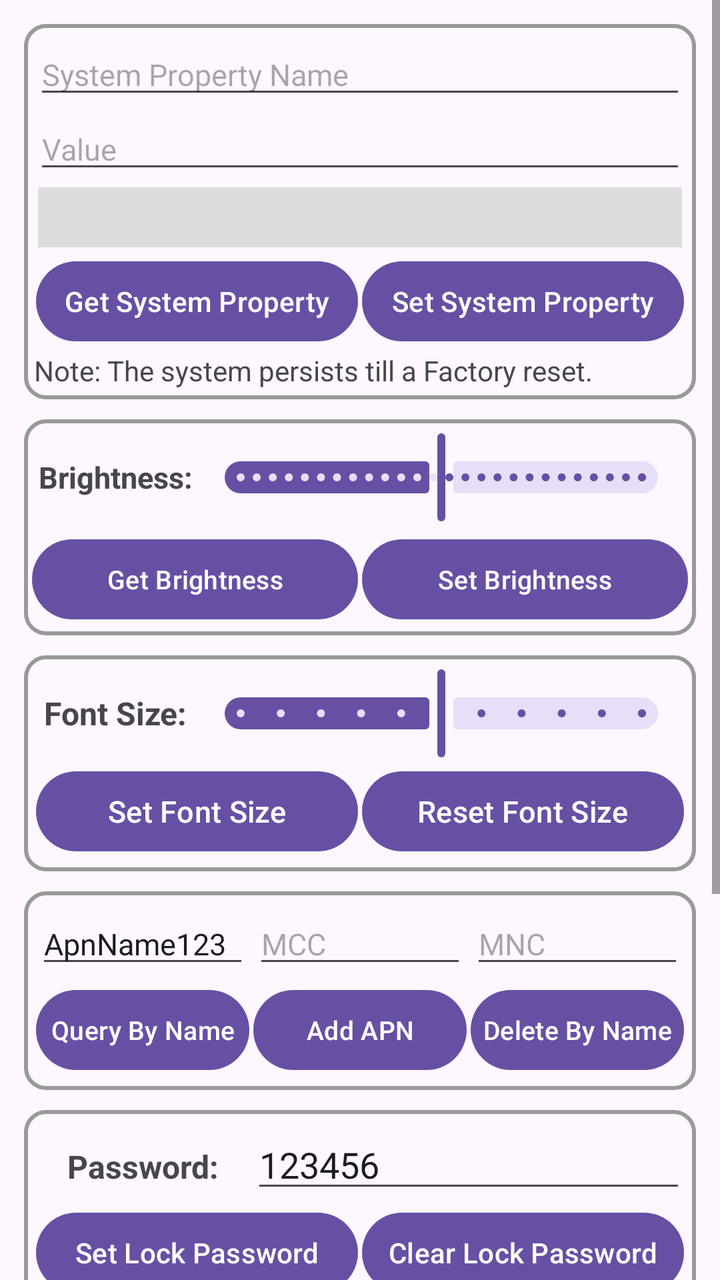
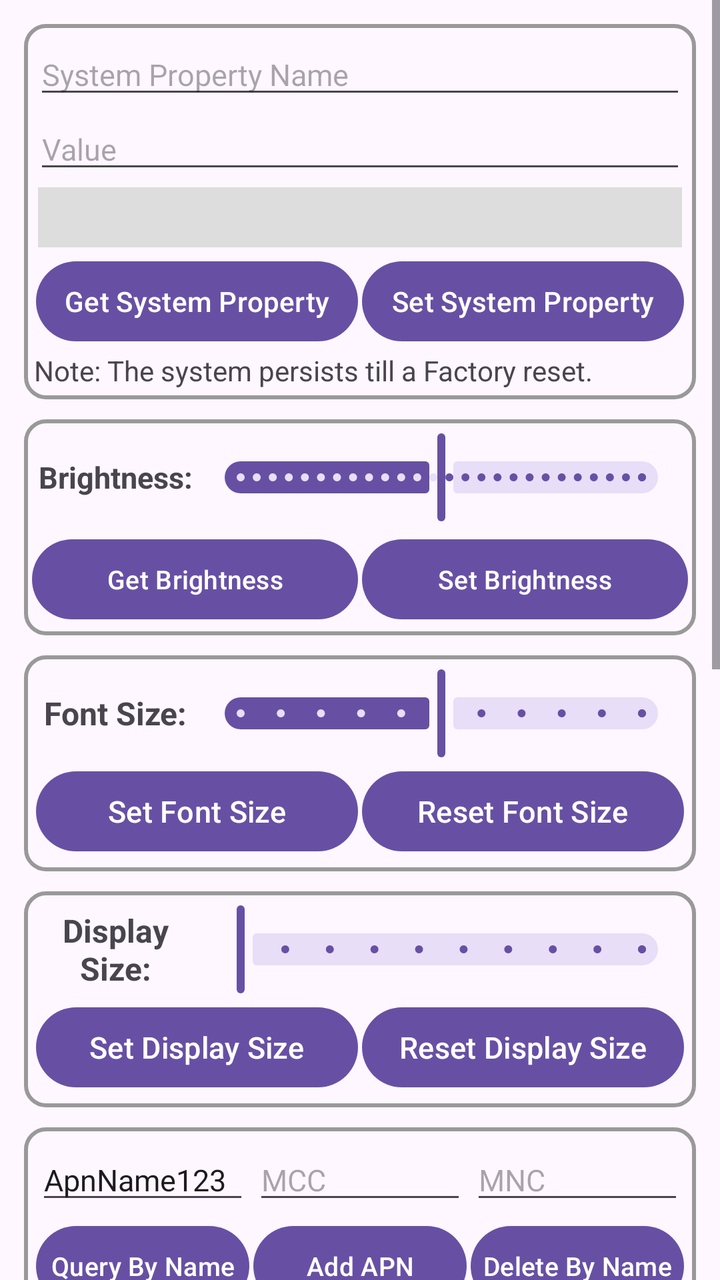

The first picture is an Android layout as it rendered before a commit; the second is the same layout after the commit. The layout source and the unified diff follow.
<!-- AndroidManifest.xml: application theme Theme.POSGeneralSDKDemo -->
<!-- res/layout/activity_settings.xml -->
<?xml version="1.0" encoding="utf-8"?>
<LinearLayout xmlns:android="http://schemas.android.com/apk/res/android"
    xmlns:app="http://schemas.android.com/apk/res-auto"
    xmlns:tools="http://schemas.android.com/tools"
    android:id="@+id/main"
    android:layout_width="match_parent"
    android:layout_height="match_parent"
    android:orientation="vertical">


    <ScrollView
        android:layout_width="match_parent"
        android:layout_height="match_parent">

        <LinearLayout
            android:layout_width="match_parent"
            android:layout_height="wrap_content"
            android:orientation="vertical"
            android:padding="7dp">

            <LinearLayout
                android:layout_width="match_parent"
                android:layout_height="wrap_content"
                android:layout_margin="5dp"
                android:padding="5dp"
                android:background="@drawable/border"
                android:orientation="vertical">


                <EditText
                    android:id="@+id/etSystemPropertyKey"
                    android:layout_width="match_parent"
                    android:layout_height="wrap_content"
                    android:layout_weight="3"
                    android:textSize="15sp"
                    android:hint="System Property Name"
                    android:inputType="textNoSuggestions"/>


                <EditText
                    android:id="@+id/etSystemPropertyValue"
                    android:layout_width="match_parent"
                    android:layout_height="wrap_content"
                    android:layout_weight="1"
                    android:textSize="15sp"
                    android:hint="Value"
                    android:inputType="textNoSuggestions"/>

                <Spinner
                    android:id="@+id/spSystemProperty"
                    android:layout_width="match_parent"
                    android:layout_height="30dp"
                    android:background="#DDDDDD"
                    android:layout_weight="1"
                    android:layout_margin="2dp"
                    />


                <LinearLayout
                    android:layout_width="match_parent"
                    android:layout_height="wrap_content"
                    android:orientation="horizontal">

                    <Button
                        android:id="@+id/btnGetSystemProperty"
                        android:layout_width="0dp"
                        android:layout_height="wrap_content"
                        android:layout_weight="1"
                        android:text="Get System Property"
                        android:layout_margin="1dp"
                        android:padding="0dp"/>

                    <Button
                        android:id="@+id/btnSetSystemProperty"
                        android:layout_width="0dp"
                        android:layout_height="wrap_content"
                        android:layout_weight="1"
                        android:text="Set System Property"
                        android:layout_margin="1dp"
                        android:padding="0dp"/>

                </LinearLayout>

                <TextView
                    android:layout_width="match_parent"
                    android:layout_height="wrap_content"
                    android:text="Note: The system persists till a Factory reset."/>

            </LinearLayout>

            <LinearLayout
                android:layout_width="match_parent"
                android:layout_height="wrap_content"
                android:orientation="vertical"
                android:background="@drawable/border"
                android:layout_margin="5dp"
                >

                <LinearLayout
                    android:layout_width="match_parent"
                    android:layout_height="wrap_content"
                    android:layout_margin="2dp"
                    android:orientation="horizontal">

                    <TextView
                        android:layout_width="0dp"
                        android:layout_height="match_parent"
                        android:layout_weight="1"
                        android:text="Brightness:"
                        android:textSize="15sp"
                        android:textStyle="bold"
                        android:gravity="center"/>

                    <com.google.android.material.slider.Slider
                        android:id="@+id/sliderBrightness"
                        android:layout_width="0dp"
                        android:layout_height="wrap_content"
                        android:layout_weight="3"
                        android:valueFrom="1"
                        android:valueTo="255"
                        android:value="128"
                        android:stepSize="1"/>

                </LinearLayout>

                <LinearLayout
                    android:layout_width="match_parent"
                    android:layout_height="wrap_content"
                    android:orientation="horizontal">

                    <Button
                        android:id="@+id/btnGetBrightness"
                        android:layout_width="0dp"
                        android:layout_height="wrap_content"
                        android:layout_weight="1"
                        android:text="Get Brightness"
                        android:textSize="13sp"
                        android:layout_margin="1dp"
                        android:padding="0dp"/>

                    <Button
                        android:id="@+id/btnSetBrightness"
                        android:layout_width="0dp"
                        android:layout_height="wrap_content"
                        android:layout_weight="1"
                        android:text="Set Brightness"
                        android:textSize="13sp"
                        android:layout_margin="1dp"
                        android:padding="0dp"/>


                </LinearLayout>

            </LinearLayout>

            <LinearLayout
                android:layout_width="match_parent"
                android:layout_height="wrap_content"
                android:layout_margin="5dp"
                android:padding="5dp"
                android:background="@drawable/border"
                android:orientation="vertical">

                <LinearLayout
                    android:layout_width="match_parent"
                    android:layout_height="wrap_content"
                    android:orientation="horizontal">

                    <TextView
                        android:layout_width="0dp"
                        android:layout_height="match_parent"
                        android:layout_weight="1"
                        android:text="Font Size:"
                        android:textSize="16sp"
                        android:textStyle="bold"
                        android:gravity="center" />

                    <com.google.android.material.slider.Slider
                        android:id="@+id/sliderFontSize"
                        android:layout_width="0dp"
                        android:layout_height="wrap_content"
                        android:layout_weight="3"
                        android:valueFrom="0.5"
                        android:valueTo="1.5"
                        android:value="1"
                        android:stepSize="0.1"/>


                </LinearLayout>


                <LinearLayout
                    android:layout_width="match_parent"
                    android:layout_height="wrap_content"
                    android:orientation="horizontal">

                    <Button
                        android:id="@+id/btnSetFontSize"
                        android:layout_width="0dp"
                        android:layout_height="wrap_content"
                        android:layout_weight="1"
                        android:text="Set Font Size"
                        android:textSize="15sp"
                        android:layout_margin="1dp"
                        android:padding="0dp"/>

                    <Button
                        android:id="@+id/btnResetFontSize"
                        android:layout_width="0dp"
                        android:layout_height="wrap_content"
                        android:layout_weight="1"
                        android:text="Reset Font Size"
                        android:layout_margin="1dp"
                        android:textSize="15sp"
                        android:padding="0dp"/>

                </LinearLayout>

            </LinearLayout>

            <LinearLayout
                android:layout_width="match_parent"
                android:layout_height="wrap_content"
                android:layout_margin="5dp"
                android:padding="5dp"
                android:background="@drawable/border"
                android:orientation="vertical">

                <LinearLayout
                    android:layout_width="match_parent"
                    android:layout_height="wrap_content"
                    android:orientation="horizontal">

                    <EditText
                        android:id="@+id/etApnName"
                        android:layout_width="0dp"
                        android:layout_height="wrap_content"
                        android:layout_weight="2"
                        android:layout_margin="1dp"
                        android:textSize="15sp"
                        android:text="ApnName123"
                        android:hint="APN"/>

                    <EditText
                        android:id="@+id/etMobileCountryCode"
                        android:layout_width="0dp"
                        android:layout_height="wrap_content"
                        android:layout_weight="2"
                        android:layout_margin="1dp"
                        android:textSize="15sp"
                        android:hint="MCC"/>

                    <EditText
                        android:id="@+id/etMobileNetworkCode"
                        android:layout_width="0dp"
                        android:layout_height="wrap_content"
                        android:layout_weight="2"
                        android:layout_margin="1dp"
                        android:textSize="15sp"
                        android:hint="MNC"/>


                </LinearLayout>


                <LinearLayout
                    android:layout_width="match_parent"
                    android:layout_height="wrap_content"
                    android:orientation="horizontal">

                    <Button
                        android:id="@+id/btnQueryApnByName"
                        android:layout_width="0dp"
                        android:layout_height="wrap_content"
                        android:layout_weight="1"
                        android:text="Query By Name"
                        android:textSize="13sp"
                        android:layout_margin="1dp"
                        android:padding="0dp"/>

                    <Button
                        android:id="@+id/btnAddApn"
                        android:layout_width="0dp"
                        android:layout_height="wrap_content"
                        android:layout_weight="1"
                        android:text="Add APN"
                        android:layout_margin="1dp"
                        android:textSize="13sp"
                        android:padding="0dp"/>

                    <Button
                        android:id="@+id/btnDeleteApnByName"
                        android:layout_width="0dp"
                        android:layout_height="wrap_content"
                        android:layout_weight="1"
                        android:text="Delete By Name"
                        android:layout_margin="1dp"
                        android:textSize="13sp"
                        android:padding="0dp"/>

                </LinearLayout>

            </LinearLayout>



            <LinearLayout
                android:layout_width="match_parent"
                android:layout_height="wrap_content"
                android:layout_margin="5dp"
                android:padding="5dp"
                android:background="@drawable/border"
                android:orientation="vertical">

                <LinearLayout
                    android:layout_width="match_parent"
                    android:layout_height="wrap_content"
                    android:orientation="horizontal">

                    <TextView
                        android:layout_width="0dp"
                        android:layout_height="wrap_content"
                        android:layout_weight="1"
                        android:text="Password:"
                        android:textSize="16sp"
                        android:textStyle="bold"
                        android:gravity="center" />

                    <EditText
                        android:id="@+id/etPassword"
                        android:layout_width="0dp"
                        android:layout_height="wrap_content"
                        android:layout_weight="2"
                        android:text="123456" />


                </LinearLayout>


                <LinearLayout
                    android:layout_width="match_parent"
                    android:layout_height="wrap_content"
                    android:orientation="horizontal">

                    <Button
                        android:id="@+id/btnSetLockPassword"
                        android:layout_width="0dp"
                        android:layout_height="wrap_content"
                        android:layout_weight="1"
                        android:text="Set Lock Password"
                        android:layout_margin="1dp"
                        android:padding="0dp"/>

                    <Button
                        android:id="@+id/btnClearLockPassword"
                        android:layout_width="0dp"
                        android:layout_height="wrap_content"
                        android:layout_weight="1"
                        android:text="Clear Lock Password"
                        android:layout_margin="1dp"
                        android:padding="0dp"/>

                </LinearLayout>

                <LinearLayout
                    android:layout_width="match_parent"
                    android:layout_height="wrap_content"
                    android:orientation="horizontal">

                    <Button
                        android:id="@+id/btnSetSettingsPassword"
                        android:layout_width="0dp"
                        android:layout_height="wrap_content"
                        android:layout_weight="1"
                        android:text="Set Settings Password"
                        android:layout_margin="1dp"
                        android:padding="0dp"/>

                    <Button
                        android:id="@+id/btnClearSettingsPassword"
                        android:layout_width="0dp"
                        android:layout_height="wrap_content"
                        android:layout_weight="1"
                        android:text="Clear Settings Password"
                        android:layout_margin="1dp"
                        android:padding="0dp"/>

                </LinearLayout>
                
            </LinearLayout>

            <LinearLayout
                android:layout_width="match_parent"
                android:layout_height="wrap_content"
                android:orientation="horizontal">

                <Button
                    android:id="@+id/btnGetTimeSettings"
                    android:layout_width="0dp"
                    android:layout_height="wrap_content"
                    android:layout_weight="1"
                    android:text="Get Time Settings"
                    android:textSize="13sp"
                    android:layout_margin="1dp"
                    android:padding="0dp"/>

                <Button
                    android:id="@+id/btnSetTimeSettings"
                    android:layout_width="0dp"
                    android:layout_height="wrap_content"
                    android:layout_weight="1"
                    android:text="Set Time Settings"
                    android:textSize="13sp"
                    android:layout_margin="1dp"
                    android:padding="0dp"/>

            </LinearLayout>

            <LinearLayout
                android:layout_width="match_parent"
                android:layout_height="wrap_content"
                android:orientation="horizontal">

                <Button
                    android:id="@+id/btnSetCustomWallpaper"
                    android:layout_width="0dp"
                    android:layout_height="wrap_content"
                    android:layout_weight="1"
                    android:text="Set Custom Wallpaper"
                    android:textSize="13sp"
                    android:layout_margin="1dp"
                    android:padding="0dp"/>

                <Button
                    android:id="@+id/btnSetDefaultWallpaper"
                    android:layout_width="0dp"
                    android:layout_height="wrap_content"
                    android:layout_weight="1"
                    android:text="Set Default Wallpaper"
                    android:textSize="13sp"
                    android:layout_margin="1dp"
                    android:padding="0dp"/>

            </LinearLayout>

            <Button
                android:id="@+id/btnTtsTest"
                android:layout_width="match_parent"
                android:layout_height="wrap_content"
                android:textSize="15sp"
                android:text="TTS Test(Need Download)"/>

            <LinearLayout
                android:layout_width="match_parent"
                android:layout_height="wrap_content"
                android:orientation="horizontal">

                <Button
                    android:id="@+id/btnWebViewTestUrovo"
                    android:layout_width="0dp"
                    android:layout_height="wrap_content"
                    android:layout_weight="1"
                    android:text="WebView Test Urovo"
                    android:textSize="12sp"
                    android:layout_margin="1dp"
                    android:padding="0dp"/>

                <Button
                    android:id="@+id/btnWebViewTestLocal"
                    android:layout_width="0dp"
                    android:layout_height="wrap_content"
                    android:layout_weight="1"
                    android:text="WebView Test Local"
                    android:textSize="12sp"
                    android:layout_margin="1dp"
                    android:padding="0dp"/>


            </LinearLayout>


        </LinearLayout>
        
    </ScrollView>

</LinearLayout>
<!-- resources referenced by this layout -->
<resources>
  <!-- drawable border (drawable) -->
  <?xml version="1.0" encoding="utf-8"?>
  <shape xmlns:android="http://schemas.android.com/apk/res/android">
  
      <stroke android:width="2dp" android:color="#999999"/>
      <padding android:bottom="3dp" android:left="3dp" android:right="3dp" android:top="3dp"/>
      <corners android:radius="10dp"/>
  
  </shape>
  <style name="Theme.POSGeneralSDKDemo" parent="Base.Theme.POSGeneralSDKDemo" />
  <style name="Base.Theme.POSGeneralSDKDemo" parent="Theme.Material3.DayNight.NoActionBar">
          
          
      </style>
</resources>

<!-- the commit's change to res/layout/activity_settings.xml (unified diff, before → after) -->
@@ -231,78 +231,57 @@
                     android:layout_height="wrap_content"
                     android:orientation="horizontal">
 
-                    <EditText
-                        android:id="@+id/etApnName"
-                        android:layout_width="0dp"
-                        android:layout_height="wrap_content"
-                        android:layout_weight="2"
-                        android:layout_margin="1dp"
-                        android:textSize="15sp"
-                        android:text="ApnName123"
-                        android:hint="APN"/>
-
-                    <EditText
-                        android:id="@+id/etMobileCountryCode"
-                        android:layout_width="0dp"
-                        android:layout_height="wrap_content"
-                        android:layout_weight="2"
-                        android:layout_margin="1dp"
-                        android:textSize="15sp"
-                        android:hint="MCC"/>
-
-                    <EditText
-                        android:id="@+id/etMobileNetworkCode"
-                        android:layout_width="0dp"
-                        android:layout_height="wrap_content"
-                        android:layout_weight="2"
-                        android:layout_margin="1dp"
-                        android:textSize="15sp"
-                        android:hint="MNC"/>
-
-
-                </LinearLayout>
-
-
-                <LinearLayout
-                    android:layout_width="match_parent"
-                    android:layout_height="wrap_content"
-                    android:orientation="horizontal">
-
-                    <Button
-                        android:id="@+id/btnQueryApnByName"
-                        android:layout_width="0dp"
-                        android:layout_height="wrap_content"
-                        android:layout_weight="1"
-                        android:text="Query By Name"
-                        android:textSize="13sp"
-                        android:layout_margin="1dp"
-                        android:padding="0dp"/>
-
-                    <Button
-                        android:id="@+id/btnAddApn"
-                        android:layout_width="0dp"
-                        android:layout_height="wrap_content"
-                        android:layout_weight="1"
-                        android:text="Add APN"
-                        android:layout_margin="1dp"
-                        android:textSize="13sp"
-                        android:padding="0dp"/>
-
-                    <Button
-                        android:id="@+id/btnDeleteApnByName"
-                        android:layout_width="0dp"
-                        android:layout_height="wrap_content"
-                        android:layout_weight="1"
-                        android:text="Delete By Name"
-                        android:layout_margin="1dp"
-                        android:textSize="13sp"
-                        android:padding="0dp"/>
-
-                </LinearLayout>
-
-            </LinearLayout>
-
-
+                    <TextView
+                        android:layout_width="0dp"
+                        android:layout_height="match_parent"
+                        android:layout_weight="1"
+                        android:text="Display Size:"
+                        android:textSize="16sp"
+                        android:textStyle="bold"
+                        android:gravity="center" />
+
+                    <com.google.android.material.slider.Slider
+                        android:id="@+id/sliderDisplaySize"
+                        android:layout_width="0dp"
+                        android:layout_height="wrap_content"
+                        android:layout_weight="3"
+                        android:valueFrom="1"
+                        android:valueTo="10"
+                        android:value="1"
+                        android:stepSize="1"/>
+
+
+                </LinearLayout>
+
+
+                <LinearLayout
+                    android:layout_width="match_parent"
+                    android:layout_height="wrap_content"
+                    android:orientation="horizontal">
+
+                    <Button
+                        android:id="@+id/btnSetDisplaySize"
+                        android:layout_width="0dp"
+                        android:layout_height="wrap_content"
+                        android:layout_weight="1"
+                        android:text="Set Display Size"
+                        android:textSize="15sp"
+                        android:layout_margin="1dp"
+                        android:padding="0dp"/>
+
+                    <Button
+                        android:id="@+id/btnResetDisplaySize"
+                        android:layout_width="0dp"
+                        android:layout_height="wrap_content"
+                        android:layout_weight="1"
+                        android:text="Reset Display Size"
+                        android:layout_margin="1dp"
+                        android:textSize="15sp"
+                        android:padding="0dp"/>
+
+                </LinearLayout>
+
+            </LinearLayout>
 
             <LinearLayout
                 android:layout_width="match_parent"
@@ -317,6 +296,92 @@
                     android:layout_height="wrap_content"
                     android:orientation="horizontal">
 
+                    <EditText
+                        android:id="@+id/etApnName"
+                        android:layout_width="0dp"
+                        android:layout_height="wrap_content"
+                        android:layout_weight="2"
+                        android:layout_margin="1dp"
+                        android:textSize="15sp"
+                        android:text="ApnName123"
+                        android:hint="APN"/>
+
+                    <EditText
+                        android:id="@+id/etMobileCountryCode"
+                        android:layout_width="0dp"
+                        android:layout_height="wrap_content"
+                        android:layout_weight="2"
+                        android:layout_margin="1dp"
+                        android:textSize="15sp"
+                        android:hint="MCC"/>
+
+                    <EditText
+                        android:id="@+id/etMobileNetworkCode"
+                        android:layout_width="0dp"
+                        android:layout_height="wrap_content"
+                        android:layout_weight="2"
+                        android:layout_margin="1dp"
+                        android:textSize="15sp"
+                        android:hint="MNC"/>
+
+
+                </LinearLayout>
+
+
+                <LinearLayout
+                    android:layout_width="match_parent"
+                    android:layout_height="wrap_content"
+                    android:orientation="horizontal">
+
+                    <Button
+                        android:id="@+id/btnQueryApnByName"
+                        android:layout_width="0dp"
+                        android:layout_height="wrap_content"
+                        android:layout_weight="1"
+                        android:text="Query By Name"
+                        android:textSize="13sp"
+                        android:layout_margin="1dp"
+                        android:padding="0dp"/>
+
+                    <Button
+                        android:id="@+id/btnAddApn"
+                        android:layout_width="0dp"
+                        android:layout_height="wrap_content"
+                        android:layout_weight="1"
+                        android:text="Add APN"
+                        android:layout_margin="1dp"
+                        android:textSize="13sp"
+                        android:padding="0dp"/>
+
+                    <Button
+                        android:id="@+id/btnDeleteApnByName"
+                        android:layout_width="0dp"
+                        android:layout_height="wrap_content"
+                        android:layout_weight="1"
+                        android:text="Delete By Name"
+                        android:layout_margin="1dp"
+                        android:textSize="13sp"
+                        android:padding="0dp"/>
+
+                </LinearLayout>
+
+            </LinearLayout>
+
+
+
+            <LinearLayout
+                android:layout_width="match_parent"
+                android:layout_height="wrap_content"
+                android:layout_margin="5dp"
+                android:padding="5dp"
+                android:background="@drawable/border"
+                android:orientation="vertical">
+
+                <LinearLayout
+                    android:layout_width="match_parent"
+                    android:layout_height="wrap_content"
+                    android:orientation="horizontal">
+
                     <TextView
                         android:layout_width="0dp"
                         android:layout_height="wrap_content"
@@ -395,6 +460,60 @@
                 android:orientation="horizontal">
 
                 <Button
+                    android:id="@+id/btnTurnOnHce"
+                    android:layout_width="0dp"
+                    android:layout_height="wrap_content"
+                    android:layout_weight="1"
+                    android:text="Turn on HCE"
+                    android:textSize="13sp"
+                    android:layout_margin="1dp"
+                    android:padding="0dp"/>
+
+                <Button
+                    android:id="@+id/btnTurnOffHce"
+                    android:layout_width="0dp"
+                    android:layout_height="wrap_content"
+                    android:layout_weight="1"
+                    android:text="Turn off HCE"
+                    android:textSize="13sp"
+                    android:layout_margin="1dp"
+                    android:padding="0dp"/>
+
+            </LinearLayout>
+
+            <LinearLayout
+                android:layout_width="match_parent"
+                android:layout_height="wrap_content"
+                android:orientation="horizontal">
+
+                <Button
+                    android:id="@+id/btnTurnOnHostMode"
+                    android:layout_width="0dp"
+                    android:layout_height="wrap_content"
+                    android:layout_weight="1"
+                    android:text="Turn on Host Mode"
+                    android:textSize="13sp"
+                    android:layout_margin="1dp"
+                    android:padding="0dp"/>
+
+                <Button
+                    android:id="@+id/btnTurnOffHostMode"
+                    android:layout_width="0dp"
+                    android:layout_height="wrap_content"
+                    android:layout_weight="1"
+                    android:text="Turn off Host Mode"
+                    android:textSize="13sp"
+                    android:layout_margin="1dp"
+                    android:padding="0dp"/>
+
+            </LinearLayout>
+
+            <LinearLayout
+                android:layout_width="match_parent"
+                android:layout_height="wrap_content"
+                android:orientation="horizontal">
+
+                <Button
                     android:id="@+id/btnGetTimeSettings"
                     android:layout_width="0dp"
                     android:layout_height="wrap_content"
@@ -450,6 +569,13 @@
                 android:textSize="15sp"
                 android:text="TTS Test(Need Download)"/>
 
+            <Button
+                android:id="@+id/btnStartConfigWatcher"
+                android:layout_width="match_parent"
+                android:layout_height="wrap_content"
+                android:textSize="15sp"
+                android:text="Start Config Watcher"/>
+
             <LinearLayout
                 android:layout_width="match_parent"
                 android:layout_height="wrap_content"
@@ -474,6 +600,33 @@
                     android:textSize="12sp"
                     android:layout_margin="1dp"
                     android:padding="0dp"/>
+
+
+            </LinearLayout>
+
+            <LinearLayout
+                android:layout_width="match_parent"
+                android:layout_height="wrap_content"
+                android:orientation="horizontal"
+                android:background="@drawable/border">
+
+                <EditText
+                    android:id="@+id/etNumberInput"
+                    android:layout_width="0dp"
+                    android:layout_height="wrap_content"
+                    android:layout_weight="1"
+                    android:hint="Number Input Field"
+                    android:textSize="12sp"
+                    android:layout_margin="1dp" />
+
+                <EditText
+                    android:id="@+id/etLetterInput"
+                    android:layout_width="0dp"
+                    android:layout_height="wrap_content"
+                    android:layout_weight="1"
+                    android:hint="Letter Input Field"
+                    android:textSize="12sp"
+                    android:layout_margin="1dp" />
 
 
             </LinearLayout>
